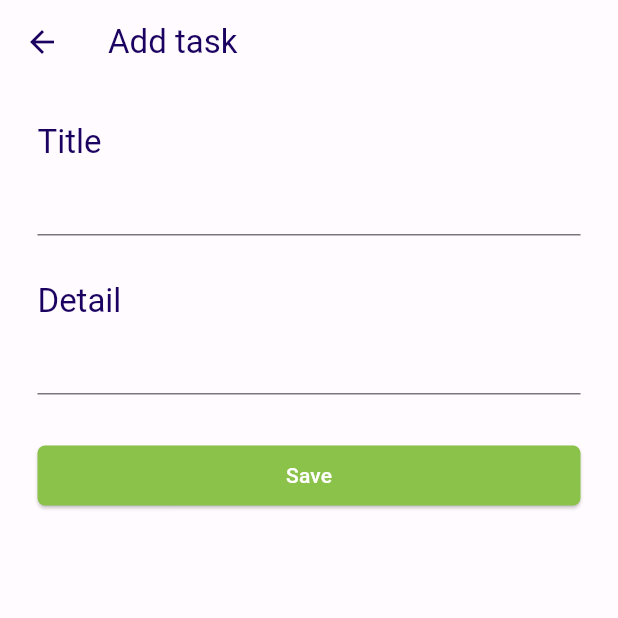
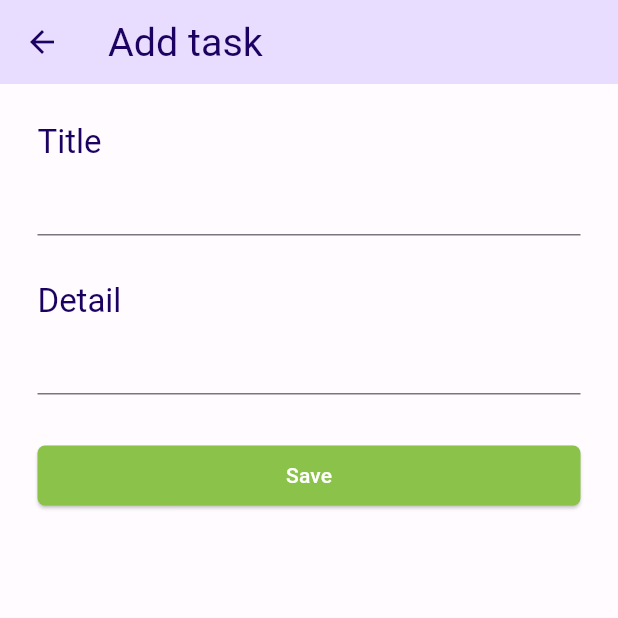
Before and after one commit to pizarreitor/agenda_isapre, a Flutter app: the screen it shows after launch, item 2 of the bottom bar chosen, after a tap on the "add" icon, on a phone screen of 412 x 824 dp, the top half of it. Run offline on Flutter 3.47's test engine with Material 3 defaults, Android fonts, the phone set to English and light mode, and no system bars; our stand-ins replace device_info_plus, dio, flutter_mobx, flutter_screenutil, flutter_slidable, get_it and 2 more; missing offline and left inert: dart:ffi; generated files the repository leaves out were written again; network calls fail.

Commit message:
Versiòn ajustada
Para publicación

```diff
--- a/fuentes/lib/data/network/api.dart
+++ b/fuentes/lib/data/network/api.dart
@@ -5,7 +5,7 @@ class Api {
   Api(){
     dio = Dio(
       BaseOptions(
-        baseUrl: "https://apiweb-test.isaprefundacion.cl/api",
+        baseUrl: "https://apiweb.isaprefundacion.cl/api",
         connectTimeout:  const Duration(seconds: 30000),
         receiveTimeout:  const Duration(seconds: 30000),
       )
--- a/fuentes/lib/main.dart
+++ b/fuentes/lib/main.dart
@@ -8,6 +8,7 @@ import 'package:provider/provider.dart';
 import 'package:flutter_localizations/flutter_localizations.dart';
 import 'package:flutter_gen/gen_l10n/app_localizations.dart';
 import 'package:agenda_isapre/theme/color_schemes.g.dart';
+import 'package:flutter_screenutil/flutter_screenutil.dart';
 
 void main() async {
   await setupLocator();
@@ -19,6 +20,8 @@ class MainApp extends StatelessWidget {
 
   @override
   Widget build(BuildContext context) {
+    return ScreenUtilInit(
+      builder: (context, child) {
         return MaterialApp(
             localizationsDelegates: const [
               AppLocalizations.delegate,
@@ -39,7 +42,10 @@ class MainApp extends StatelessWidget {
               useMaterial3: true,
               colorScheme: darkColorScheme,
             ),
-        home: const MainScreen(),
+            home: child, //const MainScreen(),
+            );
+      },
+      child: const MainScreen(),
     );
   }
 }
--- a/fuentes/lib/view/home/main_page.dart
+++ b/fuentes/lib/view/home/main_page.dart
@@ -4,6 +4,7 @@ import 'package:agenda_isapre/view/task/task_form_page.dart';
 import 'package:agenda_isapre/view/task/task_listview.dart';
 import 'package:flutter/material.dart';
 import 'package:flutter_gen/gen_l10n/app_localizations.dart';
+import 'package:flutter_screenutil/flutter_screenutil.dart';
 
 class MainScreen extends StatefulWidget {
   const MainScreen({super.key});
@@ -30,9 +31,12 @@ class _MainScreenState extends State<MainScreen> {
     return Scaffold(
       appBar: AppBar(
         backgroundColor: theme.inversePrimary, //Theme.of(context).colorScheme.inversePrimary,
-        title: Text(localizations.taskForDo),
+        title: Text(localizations.taskForDo, style: TextStyle(fontSize: 28.sp),),
       ),
-      body: bodyWidget[_currentIndex], //TaskListView(),
+      body: Padding(
+        padding: const EdgeInsets.all(8.0),
+        child: bodyWidget[_currentIndex],
+      ), //TaskListView(),
       floatingActionButton: FloatingActionButton(
         onPressed: () {
           Navigator.push(
--- a/fuentes/lib/view/task/task_finaliced_listview.dart
+++ b/fuentes/lib/view/task/task_finaliced_listview.dart
@@ -3,6 +3,7 @@ import 'package:agenda_isapre/model/task_model.dart';
 import 'package:agenda_isapre/view_model/task/task_state.dart';
 import 'package:flutter/material.dart';
 import 'package:flutter_mobx/flutter_mobx.dart';
+import 'package:flutter_screenutil/flutter_screenutil.dart';
 import 'package:provider/provider.dart';
 import 'package:flutter_gen/gen_l10n/app_localizations.dart';
 
@@ -31,7 +32,7 @@ class TaskFinalicedListViewState extends State<TaskFinalicedListView> {
 
     return Scaffold(
       appBar: AppBar(
-        title: Text(localizations.taskFinalized),
+        title: Text(localizations.taskFinalized, style: TextStyle(fontSize: 23.sp),),
       ),
       body: Observer(
         builder: (_) => taskFinalicedState.loading.value
@@ -43,8 +44,8 @@ class TaskFinalicedListViewState extends State<TaskFinalicedListView> {
                   TaskModel taskFinalicedModel = taskFinalicedState.tasksFinaliced[index];
                   return Card(
                     child: ListTile(
-                      title: Text(taskFinalicedModel.titulo),
-                      subtitle: Text(taskFinalicedModel.detalle),
+                      title: Text(taskFinalicedModel.titulo, style: TextStyle(fontSize: 18.sp),),
+                      subtitle: Text(taskFinalicedModel.detalle, style: TextStyle(fontSize: 15.sp),),
                     ),
                   );
                 },
--- a/fuentes/lib/view/task/task_form_page.dart
+++ b/fuentes/lib/view/task/task_form_page.dart
@@ -2,6 +2,7 @@ import 'package:agenda_isapre/main_page/main_state.dart';
 import 'package:agenda_isapre/model/task_model.dart';
 import 'package:agenda_isapre/view_model/task/task_state.dart';
 import 'package:flutter/material.dart';
+import 'package:flutter_screenutil/flutter_screenutil.dart';
 import 'package:provider/provider.dart';
 import 'package:flutter_gen/gen_l10n/app_localizations.dart';
 
@@ -28,6 +29,7 @@ class TaskFormPageState extends State<TaskFormPage> {
 
   @override
   Widget build(BuildContext context) {
+    var themeColor = Theme.of(context).colorScheme;
     TextTheme textTheme = Theme.of(context).textTheme;
     taskState = Provider.of<MainState>(context).taskState;
     final localizations = AppLocalizations.of(context)!;
@@ -35,7 +37,8 @@ class TaskFormPageState extends State<TaskFormPage> {
     showText();
     return Scaffold(
       appBar: AppBar(
-        title: Text(localizations.addTask),
+        backgroundColor: themeColor.primaryContainer,
+        title: Text(localizations.addTask, style: TextStyle(fontSize: 23.sp),),
       ),
       body: SingleChildScrollView(
         padding: const EdgeInsets.all(25),
--- a/fuentes/lib/view_model/task/task_state.dart
+++ b/fuentes/lib/view_model/task/task_state.dart
@@ -54,7 +54,6 @@ abstract class _TaskStateBase with Store {
   @action
   finalizeTask(TaskModel taskModel)async{
     await _postRepoImpl.finalizeTask(taskModel.idTarea);
-    taskModel.titulo += " (S)";
     tasks[tasks.indexWhere((element) => element.idTarea == taskModel.idTarea)] = taskModel;
     //tasks.removeWhere((element) => element ==taskModel);
   }
```
Also changed, not shown: fuentes/lib/l10n/app_en.arb (+17 -16 lines), fuentes/lib/l10n/app_es.arb (+17 -16 lines), fuentes/lib/view/task/task_listview.dart (+34 -12 lines), fuentes/pubspec.yaml (+11 -0 lines), fuentes/assets/images/logoRounder.png (added), fuentes/assets/images/logoScuare.png (added), fuentes/pubspec.lock, 65 other files. Lines whose indentation alone changed are shown as unchanged.
